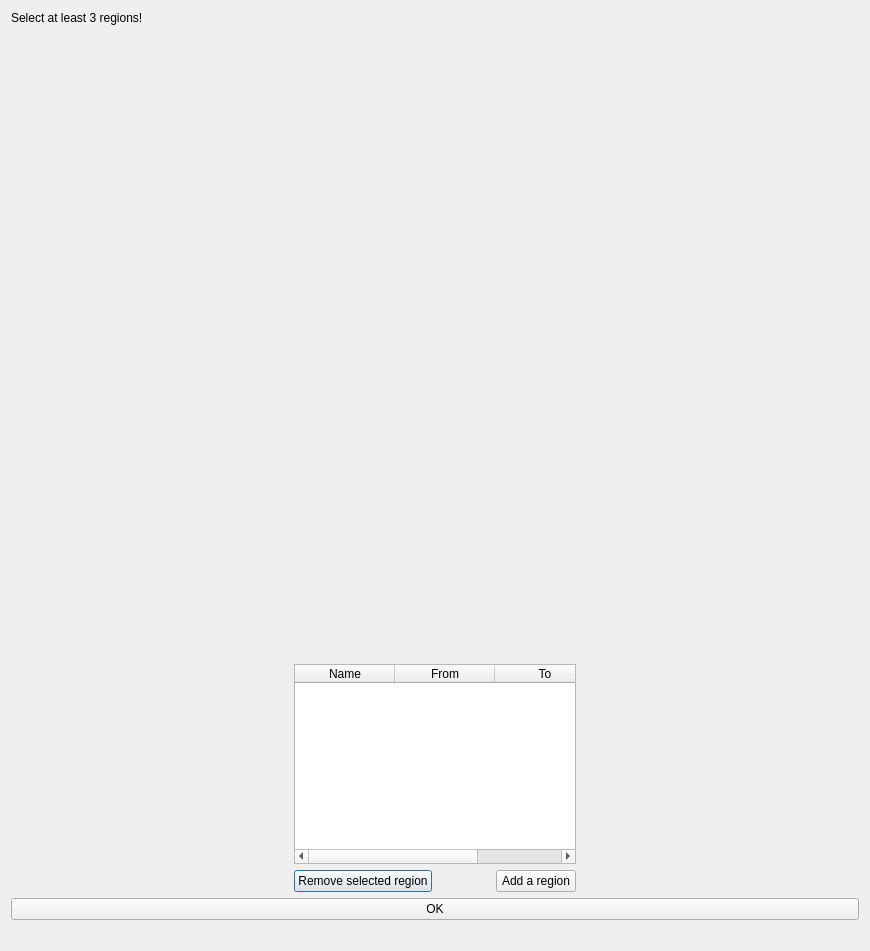
ornlneutronimaging/HyperCTui, file src/hyperctui/ui/select_evaluation_regions.ui: the form before one commit.
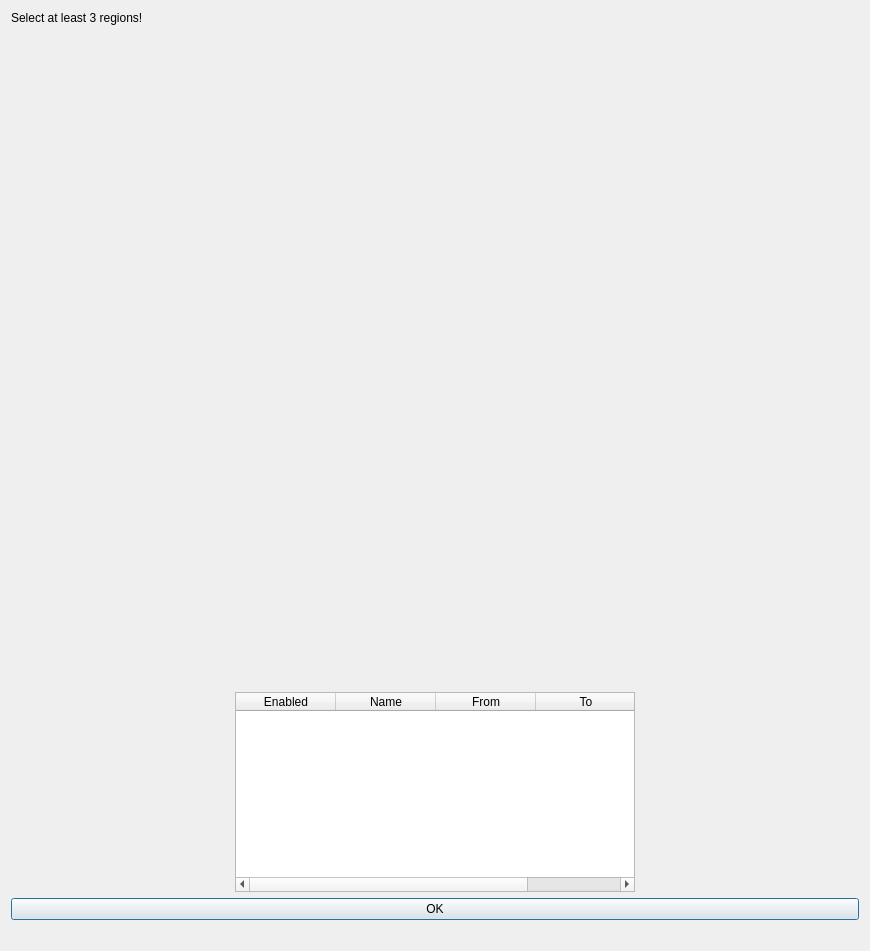
The form after the commit.

Commit message: Remobing checking for selection validity. We will trust the user. Added checkbox and fixed number of regions to 5 max. this refs #49

What changed in the file:
```diff
--- a/src/hyperctui/ui/select_evaluation_regions.ui
+++ b/src/hyperctui/ui/select_evaluation_regions.ui
@@ -53,8 +53,6 @@
       </spacer>
      </item>
      <item>
-      <layout class="QVBoxLayout" name="verticalLayout">
-       <item>
         <widget class="QTableWidget" name="tableWidget">
          <property name="sizePolicy">
           <sizepolicy hsizetype="Minimum" vsizetype="Expanding">
@@ -64,7 +62,7 @@
          </property>
          <property name="minimumSize">
           <size>
-           <width>0</width>
+         <width>400</width>
            <height>200</height>
           </size>
          </property>
@@ -89,6 +87,11 @@
          <attribute name="verticalHeaderStretchLastSection">
           <bool>false</bool>
          </attribute>
+       <column>
+        <property name="text">
+         <string>Enabled</string>
+        </property>
+       </column>
          <column>
           <property name="text">
            <string>Name</string>
@@ -107,39 +110,6 @@
         </widget>
        </item>
        <item>
-        <layout class="QHBoxLayout" name="horizontalLayout">
-         <item>
-          <widget class="QPushButton" name="remove_pushButton">
-           <property name="text">
-            <string>Remove selected region</string>
-           </property>
-          </widget>
-         </item>
-         <item>
-          <spacer name="horizontalSpacer_2">
-           <property name="orientation">
-            <enum>Qt::Horizontal</enum>
-           </property>
-           <property name="sizeHint" stdset="0">
-            <size>
-             <width>40</width>
-             <height>20</height>
-            </size>
-           </property>
-          </spacer>
-         </item>
-         <item>
-          <widget class="QPushButton" name="add_pushButton">
-           <property name="text">
-            <string>Add a region</string>
-           </property>
-          </widget>
-         </item>
-        </layout>
-       </item>
-      </layout>
-     </item>
-     <item>
       <spacer name="horizontalSpacer_4">
        <property name="orientation">
         <enum>Qt::Horizontal</enum>
```
Left out of the diff: 32 changed lines with no effect on the pictures. Lines whose indentation alone changed are shown as unchanged. The commit also changes 5 other files.
